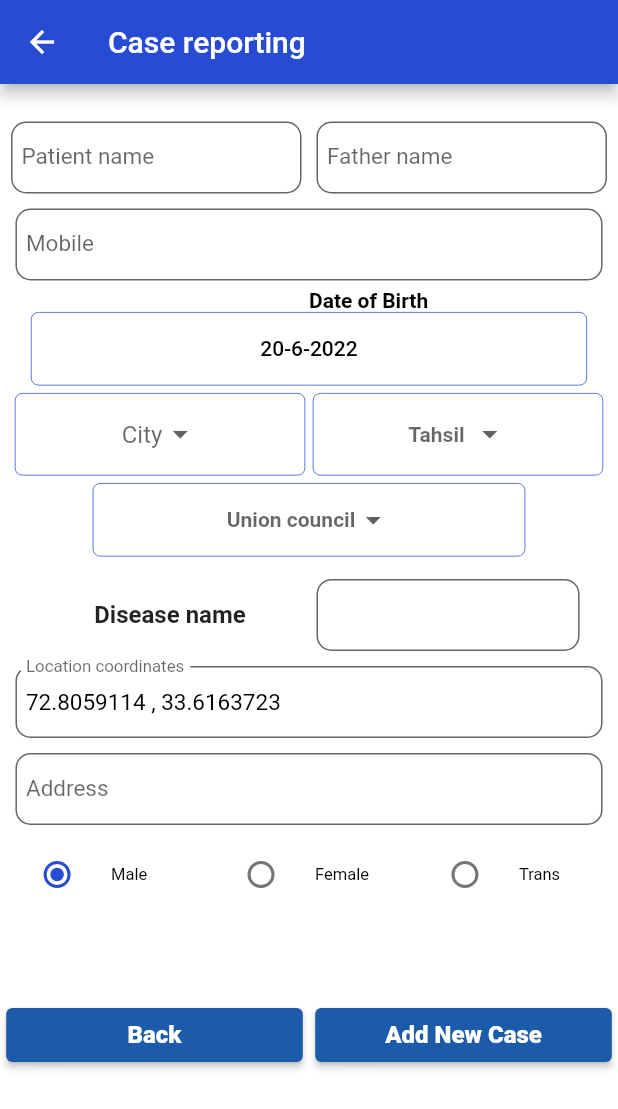
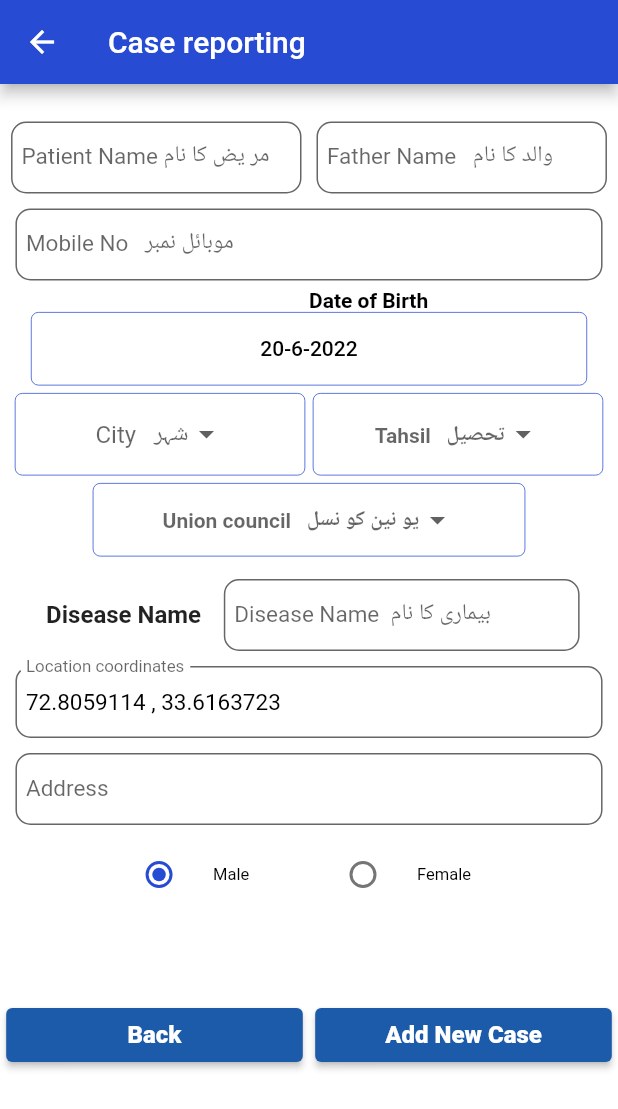
Before and after one commit to ssaannwwaall/vaccination_app, a Flutter app: the ReportCasesScreen screen opened by its route, on a phone screen of 412 x 824 dp. Shown: the top 1109 px of the screen. Run offline on Flutter 3.47's test engine with Material 2 defaults, Android fonts, the phone set to English and light mode, and no system bars; our stand-ins replace camera, file_picker, firebase_auth, firebase_core, firebase_database, firebase_storage and 6 more; missing offline and left inert: dart:ffi; accounts and stored records are empty.

Commit message:
urdu add commit by adeel1

```diff
--- a/lib/HomeScreen.dart
+++ b/lib/HomeScreen.dart
@@ -181,7 +181,7 @@ class _HomeScreenState extends State<HomeScreen> {
                   color: MyColors.splash,
                   child: Center(
                     child: Text(
-                      'Click to Upload Pendding Data',
+                      'Click to Upload Pending Data',
                       style: TextStyle(
                           color: MyColors.color_white,
                           fontWeight: FontWeight.bold,
--- a/lib/NewBirthChildScreen.dart
+++ b/lib/NewBirthChildScreen.dart
@@ -185,19 +185,19 @@ class _NewBirthChildScreenState extends State<NewBirthChildScreen> {
                                           children: [
                                             MyTextFiled(
                                                 _width * .47,
-                                                '   Child Name',
+                                                '   Child Name   بچہ کا نام',
                                                 TextInputType.name,
                                                 _controllerName),
                                             MyTextFiled(
                                                 _width * .47,
-                                                '   Father Name',
+                                                '   Father Name   والد کا نام',
                                                 TextInputType.name,
                                                 _controllerFName),
                                           ],
                                         ),
                                         MyTextFiled(
                                             _width * 0.95,
-                                            '   Phone Number',
+                                            '   Mobile Number   موبائل نمبر',
                                             TextInputType.name,
                                             _controllerPhone),
                                         Row(
@@ -206,7 +206,7 @@ class _NewBirthChildScreenState extends State<NewBirthChildScreen> {
                                           children: [
                                             MyTextFiled(
                                                 _width * .47,
-                                                '   Epi Card No',
+                                                '   Epi Card Noای پی آئ کاڈر نمبر',
                                                 TextInputType.name,
                                                 _controllerEpiCardNo),
                                             Container(
@@ -273,7 +273,8 @@ class _NewBirthChildScreenState extends State<NewBirthChildScreen> {
                                                 child: Center(
                                                   child: DropdownButton(
                                                     underline: const SizedBox(),
-                                                    hint: const Text('   City'),
+                                                    hint: const Text(
+                                                        '   City   شہر '),
                                                     dropdownColor:
                                                         const Color.fromARGB(
                                                             255, 205, 173, 171),
@@ -321,7 +322,7 @@ class _NewBirthChildScreenState extends State<NewBirthChildScreen> {
                                                       underline:
                                                           const SizedBox(),
                                                       hint: const Text(
-                                                        'Tahsil',
+                                                        'Tahsil   تحصیل',
                                                         style: TextStyle(
                                                             fontSize: 14,
                                                             fontWeight:
@@ -390,7 +391,7 @@ class _NewBirthChildScreenState extends State<NewBirthChildScreen> {
                                             child: DropdownButton(
                                                 underline: const SizedBox(),
                                                 hint: const Text(
-                                                  'Union Council',
+                                                  'Union Council   یو نین کو نسل',
                                                   style: TextStyle(
                                                       fontSize: 14,
                                                       fontWeight:
@@ -487,28 +488,28 @@ class _NewBirthChildScreenState extends State<NewBirthChildScreen> {
                                                 },
                                               ),
                                             ),
-                                            Container(
-                                              width: _width * 0.33,
-                                              height: _hight * 0.06,
-                                              child: RadioListTile(
-                                                value: 2,
-                                                groupValue: _radioGroupValue,
-                                                activeColor: screeThemeColor,
-                                                selected: false,
-                                                title: const Text(
-                                                  'Trans',
-                                                  style: TextStyle(
-                                                    color: MyColors.color_black,
-                                                    fontSize: 12,
-                                                  ),
-                                                ),
-                                                onChanged: (value) {
-                                                  setState(() =>
-                                                      _radioGroupValue =
-                                                          value as int);
-                                                },
-                                              ),
-                                            ),
+                                            // Container(
+                                            //   width: _width * 0.33,
+                                            //   height: _hight * 0.06,
+                                            //   child: RadioListTile(
+                                            //     value: 2,
+                                            //     groupValue: _radioGroupValue,
+                                            //     activeColor: screeThemeColor,
+                                            //     selected: false,
+                                            //     title: const Text(
+                                            //       'Trans',
+                                            //       style: TextStyle(
+                                            //         color: MyColors.color_black,
+                                            //         fontSize: 12,
+                                            //       ),
+                                            //     ),
+                                            //     onChanged: (value) {
+                                            //       setState(() =>
+                                            //           _radioGroupValue =
+                                            //               value as int);
+                                            //     },
+                                            //   ),
+                                            // ),
                                           ],
                                         ),
                                       ],
--- a/lib/ReportCasesScreen.dart
+++ b/lib/ReportCasesScreen.dart
@@ -168,19 +168,19 @@ class _ReportCasesScreenState extends State<ReportCasesScreen> {
                                           children: [
                                             MyTextFiled(
                                                 _width * .47,
-                                                'Patient name',
+                                                'Patient Name مر یض کا نام',
                                                 TextInputType.name,
                                                 _controllerName),
                                             MyTextFiled(
                                                 _width * .47,
-                                                'Father name',
+                                                'Father Name   والد کا نام ',
                                                 TextInputType.name,
                                                 _controllerFName),
                                           ],
                                         ),
                                         MyTextFiled(
                                             _width * 0.95,
-                                            'Mobile',
+                                            'Mobile No   موبائل نمبر',
                                             TextInputType.name,
                                             _controllerPhone),
                                         Row(
@@ -271,7 +271,7 @@ class _ReportCasesScreenState extends State<ReportCasesScreen> {
                                                   child: DropdownButton(
                                                     underline: SizedBox(),
                                                     elevation: 5,
-                                                    hint: Text('City'),
+                                                    hint: Text('City   شہر'),
                                                     value: _selectedCity,
                                                     onChanged:
                                                         (newValue) async {
@@ -313,7 +313,7 @@ class _ReportCasesScreenState extends State<ReportCasesScreen> {
                                                   child: DropdownButton(
                                                       underline: SizedBox(),
                                                       hint: const Text(
-                                                        'Tahsil',
+                                                        'Tahsil   تحصیل',
                                                         style: TextStyle(
                                                             fontSize: 14,
                                                             fontWeight:
@@ -372,7 +372,7 @@ class _ReportCasesScreenState extends State<ReportCasesScreen> {
                                             child: DropdownButton(
                                                 underline: SizedBox(),
                                                 hint: const Text(
-                                                  'Union council',
+                                                  'Union council   یو نین کو نسل',
                                                   style: TextStyle(
                                                       fontSize: 14,
                                                       fontWeight:
@@ -412,21 +412,21 @@ class _ReportCasesScreenState extends State<ReportCasesScreen> {
                                               MainAxisAlignment.center,
                                           children: [
                                             SizedBox(
-                                              width: _width * .45,
+                                              width: _width * .30,
                                               child: const Center(
                                                   child: Text(
-                                                'Disease name',
+                                                'Disease Name',
                                                 style: TextStyle(
                                                     fontWeight: FontWeight.w600,
                                                     fontSize: 16),
                                               )),
                                             ),
                                             Container(
-                                              width: _width * .45,
+                                              width: _width * .60,
                                               child: Center(
                                                 child: MyTextFiled(
-                                                    _width * 0.95,
-                                                    '',
+                                                    _width * 0.60,
+                                                    'Disease Name  بیماری کا نام',
                                                     TextInputType.name,
                                                     _controllerSufferingFrom),
                                               ),
@@ -493,29 +493,29 @@ class _ReportCasesScreenState extends State<ReportCasesScreen> {
                                                 },
                                               ),
                                             ),
-                                            Container(
-                                              width: _width * 0.33,
-                                              height: _hight * 0.06,
-                                              child: RadioListTile(
-                                                value: 2,
-                                                groupValue:
-                                                    _radioGroupValueGender,
-                                                activeColor: screenThemeColor!,
-                                                selected: false,
-                                                title: const Text(
-                                                  'Trans',
-                                                  style: TextStyle(
-                                                    color: MyColors.color_black,
-                                                    fontSize: 11,
-                                                  ),
-                                                ),
-                                                onChanged: (value) {
-                                                  setState(() =>
-                                                      _radioGroupValueGender =
-                                                          value as int);
-                                                },
-                                              ),
-                                            ),
+                                            // Container(
+                                            //   width: _width * 0.33,
+                                            //   height: _hight * 0.06,
+                                            //   child: RadioListTile(
+                                            //     value: 2,
+                                            //     groupValue:
+                                            //         _radioGroupValueGender,
+                                            //     activeColor: screenThemeColor!,
+                                            //     selected: false,
+                                            //     title: const Text(
+                                            //       'Trans',
+                                            //       style: TextStyle(
+                                            //         color: MyColors.color_black,
+                                            //         fontSize: 11,
+                                            //       ),
+                                            //     ),
+                                            //     onChanged: (value) {
+                                            //       setState(() =>
+                                            //           _radioGroupValueGender =
+                                            //               value as int);
+                                            //     },
+                                            //   ),
+                                            // ),
                                           ],
                                         ),
                                       ],
```
Also changed, not shown: lib/CustomVaccinationScreen.dart (+29 -29 lines), lib/NewRegisterationScreen.dart (+33 -33 lines).
